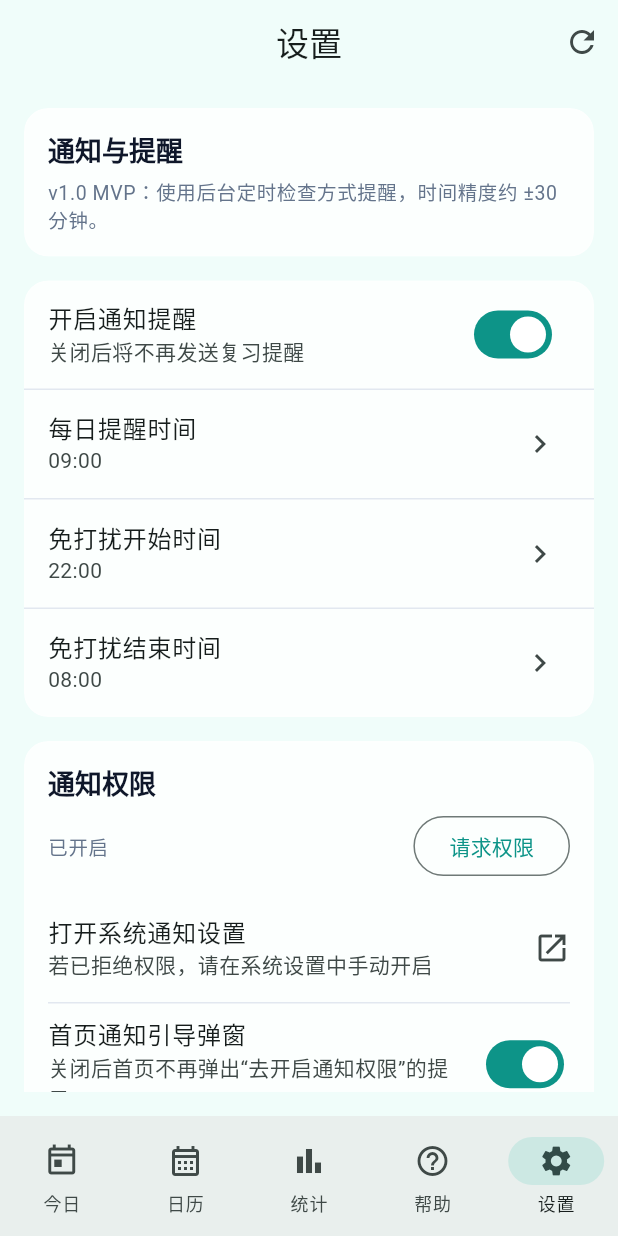
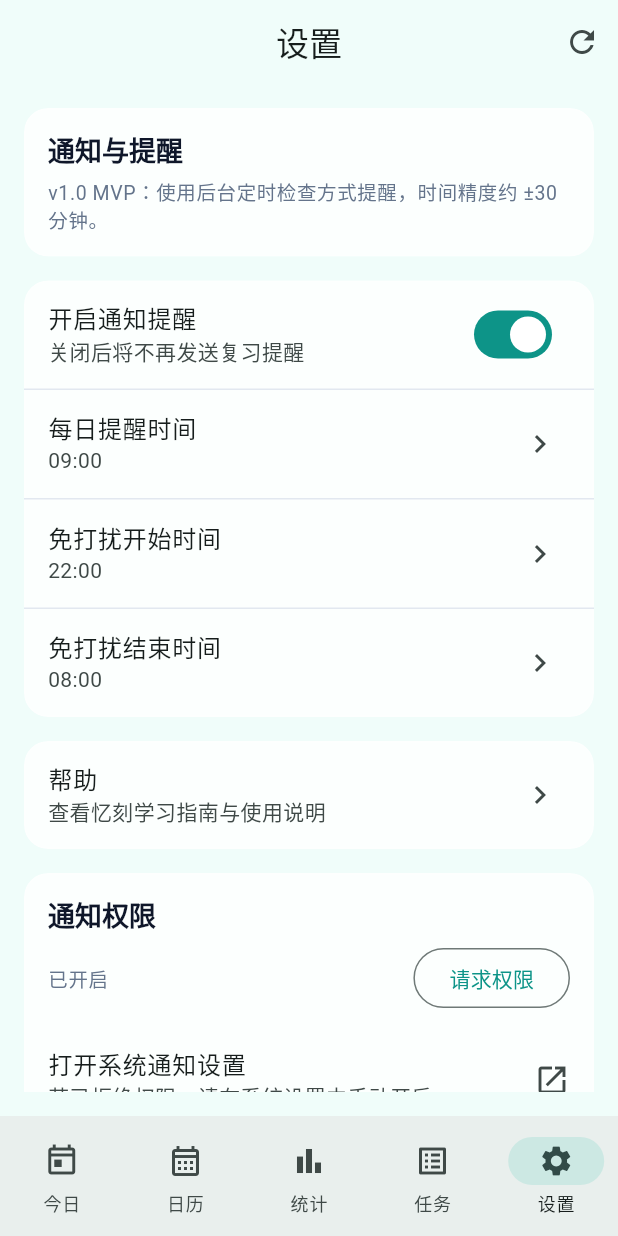
Before and after one commit to ISO-N/YiKe, a Flutter app: the screen it shows after launch, item 5 of the bottom bar chosen, on a phone screen of 412 x 824 dp. Run offline on Flutter 3.47's test engine with Material 3 defaults, Android fonts, the phone set to English and light mode, and no system bars; our stand-ins replace csv, drift, file_picker, fl_chart, flutter_local_notifications, flutter_markdown and 8 more; missing offline and left inert: app_settings, cryptography, gbk_codec, google_mlkit_text_recognition, home_widget, markdown and 3 more; accounts and stored records are empty; generated files the repository leaves out were written again; statements that could not run were skipped.

Commit message:
feat: 路由与导航切换为任务中心入口

```diff
--- a/lib/core/constants/app_strings.dart
+++ b/lib/core/constants/app_strings.dart
@@ -12,10 +12,12 @@ class AppStrings {
   static const String calendar = '日历';
   static const String statistics = '统计';
   static const String help = '帮助';
+  static const String tasks = '任务';
   static const String input = '录入';
   static const String settings = '设置';
   static const String exportData = '导出数据';
   static const String learningGuideTitle = '忆刻学习指南';
+  static const String taskHubTitle = '任务中心';
 
   static const String emptyTodayTasks = '今天没有复习任务，继续保持！';
   static const String emptyOverdueTasks = '暂无逾期任务。';
--- a/lib/infrastructure/router/app_router.dart
+++ b/lib/infrastructure/router/app_router.dart
@@ -16,6 +16,7 @@ import '../../presentation/pages/input/import_preview_page.dart';
 import '../../presentation/pages/input/templates_page.dart';
 import '../../presentation/pages/debug/mock_data_generator_page.dart';
 import '../../presentation/pages/learning_item/learning_item_detail_page.dart';
+import '../../presentation/pages/tasks/task_hub_page.dart';
 import '../../presentation/pages/settings/export_page.dart';
 import '../../presentation/pages/settings/settings_page.dart';
 import '../../presentation/pages/settings/sync_settings_page.dart';
@@ -50,7 +51,12 @@ final appRouterProvider = Provider<GoRouter>((ref) {
                 const NoTransitionPage(child: StatisticsPage()),
           ),
           GoRoute(
-            path: '/help',
+            path: '/tasks',
+            pageBuilder: (context, state) =>
+                const NoTransitionPage(child: TaskHubPage()),
+          ),
+          GoRoute(
+            path: '/settings/help',
             pageBuilder: (context, state) =>
                 const NoTransitionPage(child: HelpPage()),
           ),
@@ -60,6 +66,10 @@ final appRouterProvider = Provider<GoRouter>((ref) {
                 const NoTransitionPage(child: SettingsPage()),
           ),
         ],
+      ),
+      GoRoute(
+        path: '/help',
+        redirect: (context, state) => '/settings/help',
       ),
       GoRoute(
         path: '/input',
--- a/lib/presentation/pages/settings/settings_page.dart
+++ b/lib/presentation/pages/settings/settings_page.dart
@@ -166,6 +166,19 @@ class SettingsPage extends ConsumerWidget {
                                 state.settings.copyWith(doNotDisturbEnd: v),
                               ),
                             ),
+                    ),
+                  ],
+                ),
+              ),
+              const SizedBox(height: AppSpacing.lg),
+              GlassCard(
+                child: Column(
+                  children: [
+                    ListTile(
+                      title: const Text('帮助'),
+                      subtitle: const Text('查看忆刻学习指南与使用说明'),
+                      trailing: const Icon(Icons.chevron_right),
+                      onTap: () => context.push('/settings/help'),
                     ),
                   ],
                 ),
--- a/lib/presentation/pages/shell/shell_scaffold.dart
+++ b/lib/presentation/pages/shell/shell_scaffold.dart
@@ -21,7 +21,7 @@ class ShellScaffold extends StatelessWidget {
 
   int _locationToIndex(String location) {
     if (location.startsWith('/settings')) return 4;
-    if (location.startsWith('/help')) return 3;
+    if (location.startsWith('/tasks')) return 3;
     if (location.startsWith('/statistics')) return 2;
     if (location.startsWith('/calendar')) return 1;
     return 0;
@@ -39,7 +39,7 @@ class ShellScaffold extends StatelessWidget {
         context.go('/statistics');
         return;
       case 3:
-        context.go('/help');
+        context.go('/tasks');
         return;
       case 4:
         context.go('/settings');
@@ -75,9 +75,9 @@ class ShellScaffold extends StatelessWidget {
             label: AppStrings.statistics,
           ),
           NavigationDestination(
-            icon: Icon(Icons.help_outline),
-            selectedIcon: Icon(Icons.help),
-            label: AppStrings.help,
+            icon: Icon(Icons.list_alt_outlined),
+            selectedIcon: Icon(Icons.list_alt),
+            label: AppStrings.tasks,
           ),
           NavigationDestination(
             icon: Icon(Icons.settings_outlined),
```
